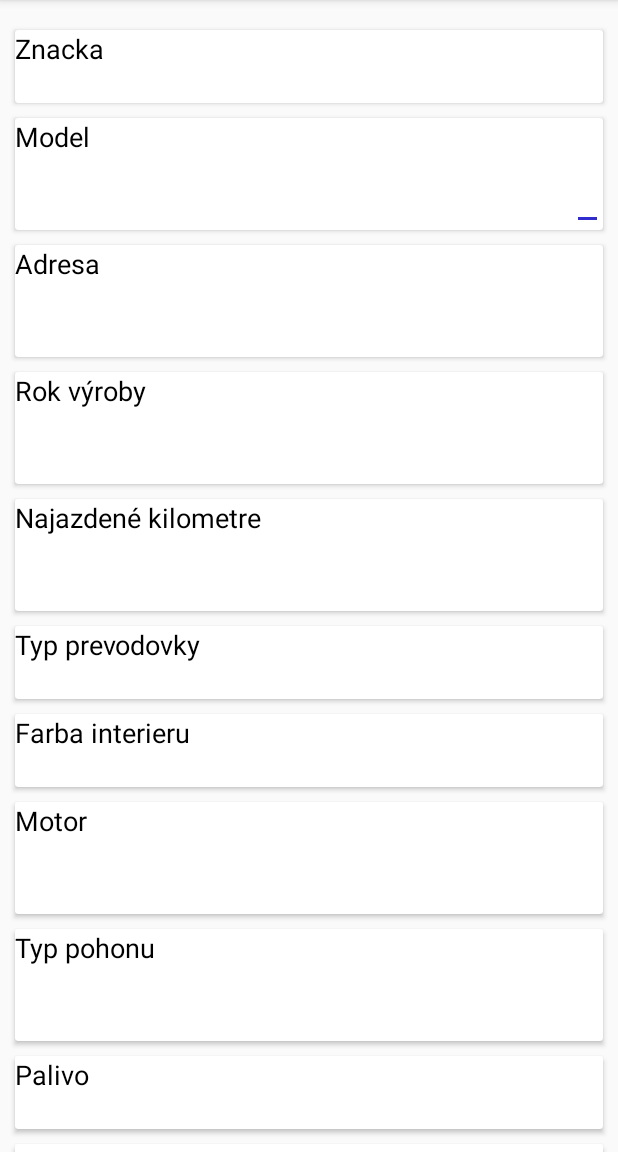
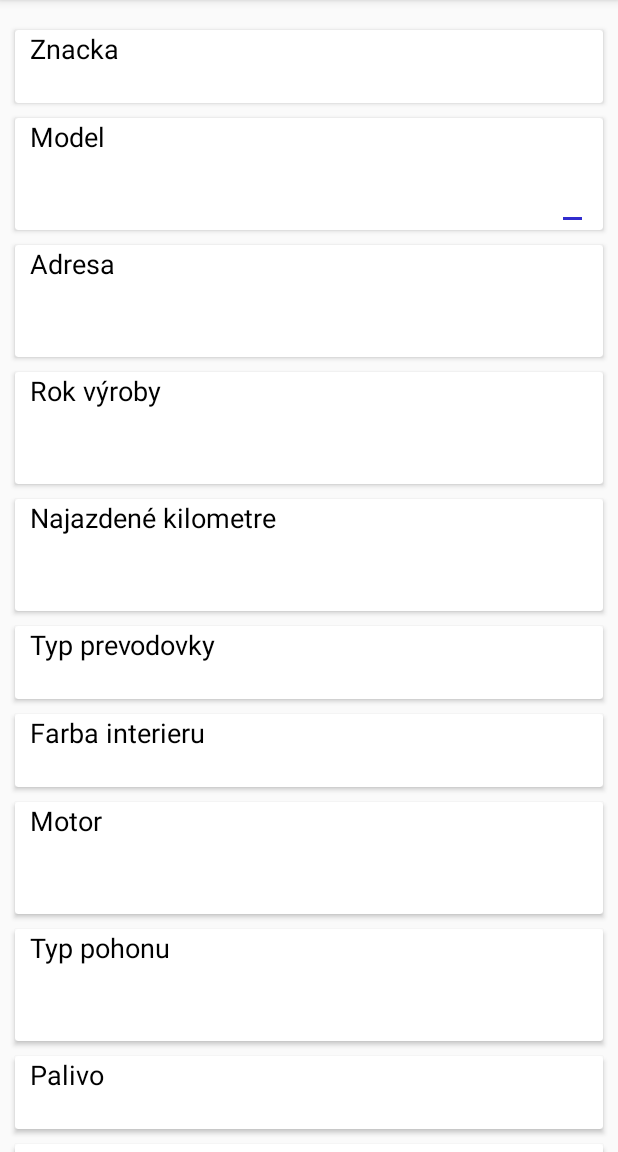
Before and after one commit to bardzo12/MTAA_TM_Cars, an Android app: the EditScreenActivity screen opened directly, with no data from a screen before it, on a phone screen of 412 x 824 dp, the part 84-1236 px from its top. Run offline under Robolectric (Android 15) with nearby library versions, the light colour scheme and no system bars; libraries missing offline, so code that uses them is left out: com.weiwangcn.betterspinner; plain views replace MaterialBetterSpinner; 23 statements that could not run were skipped.

Commit message:
vsetko jak ma byt

```diff
--- a/app/src/main/java/fiit/baranek/tomas/mtaa/Activities/EditScreenActivity.java
+++ b/app/src/main/java/fiit/baranek/tomas/mtaa/Activities/EditScreenActivity.java
@@ -93,7 +93,7 @@ public class EditScreenActivity extends AppCompatActivity implements AsyncRespon
 
 
         ArrayAdapter<String> arrayAdapter1 = new ArrayAdapter<String>(this,
-                android.R.layout.simple_dropdown_item_1line, SPINNERLIST1);
+                R.layout.spinner_item, SPINNERLIST1);
         brand = (MaterialBetterSpinner)
                 findViewById(R.id.spinner_brand_edit_screen);
         brand.setText(SPINNERLIST1[bundle.getInt("brand")]);
@@ -114,14 +114,14 @@ public class EditScreenActivity extends AppCompatActivity implements AsyncRespon
 
 
         ArrayAdapter<String> arrayAdapter2 = new ArrayAdapter<String>(this,
-                android.R.layout.simple_dropdown_item_1line, SPINNERLIST2);
+                R.layout.spinner_item, SPINNERLIST2);
         transsmition = (MaterialBetterSpinner)
                 findViewById(R.id.spinner_transmission_edit_screen);
         transsmition.setText(SPINNERLIST2[bundle.getInt("transmission")]);
         transsmition.setAdapter(arrayAdapter2);
 
         ArrayAdapter<String> arrayAdapter4 = new ArrayAdapter<String>(this,
-                android.R.layout.simple_dropdown_item_1line, SPINNERLIST4);
+                R.layout.spinner_item, SPINNERLIST4);
         color = (MaterialBetterSpinner)
                 findViewById(R.id.spinner_color_edit_screen);
         color.setText(bundle.getString("color"));
@@ -137,7 +137,7 @@ public class EditScreenActivity extends AppCompatActivity implements AsyncRespon
 
 
         ArrayAdapter<String> arrayAdapter3 = new ArrayAdapter<String>(this,
-                android.R.layout.simple_dropdown_item_1line, SPINNERLIST3);
+                R.layout.spinner_item, SPINNERLIST3);
         fuel = (MaterialBetterSpinner)
                 findViewById(R.id.spinner_fuel_edit_screen);
         fuel.setText(SPINNERLIST3[bundle.getInt("fuel")]);
--- a/app/src/main/java/fiit/baranek/tomas/mtaa/Activities/ShowAllCarsActivity.java
+++ b/app/src/main/java/fiit/baranek/tomas/mtaa/Activities/ShowAllCarsActivity.java
@@ -185,9 +185,6 @@ public class ShowAllCarsActivity extends ListActivity implements AsyncResponse {
                 getAllCars();
 
             }
-        }else if(responseParameters.getResponseCode() == 204){
-
-            Toast.makeText(ShowAllCarsActivity.this, "DATABASE IS EMPTY!", Toast.LENGTH_SHORT).show();
 
         }else if(responseParameters.getResponseCode() == 400){
 
@@ -196,6 +193,9 @@ public class ShowAllCarsActivity extends ListActivity implements AsyncResponse {
         }else if(responseParameters.getResponseCode() == 404){
 
             Toast.makeText(ShowAllCarsActivity.this, "ENTRY NOT FOUND!", Toast.LENGTH_SHORT).show();
+        }else if(500<=responseParameters.getResponseCode() && responseParameters.getResponseCode()<=510){
+
+            Toast.makeText(ShowAllCarsActivity.this, "Chyba serverovej časti aplikácie, dáta nie sú dostupné!", Toast.LENGTH_SHORT).show();
         }
 
     }
--- a/app/src/main/java/fiit/baranek/tomas/mtaa/MyAsyncTask.java
+++ b/app/src/main/java/fiit/baranek/tomas/mtaa/MyAsyncTask.java
@@ -38,7 +38,7 @@ public class MyAsyncTask extends AsyncTask<RequestParameters, Integer, ResponseP
     public MyAsyncTask(Activity activity){
         this.activity = activity;
         this.context = activity;
-        this.dialog = new ProgressDialog(activity);
+        this.dialog = new ProgressDialog(activity, R.style.AlertDialogCustom);
         this.dialog.setTitle("Loading");
         this.dialog.setMessage("Loading data from database ...");
         if(!this.dialog.isShowing()){
--- a/app/src/main/res/layout/activity_edit_screen.xml
+++ b/app/src/main/res/layout/activity_edit_screen.xml
@@ -59,6 +59,7 @@
                         android:layout_height="wrap_content"
                         android:textAppearance="?android:attr/textAppearanceMedium"
                         android:text="Znacka"
+                        android:layout_marginLeft="10dp"
                         android:id="@+id/textViewBrand"
                         android:textColor="#000000" />
 
@@ -69,6 +70,7 @@
                         android:layout_width="match_parent"
                         android:layout_height="wrap_content"
                         android:textAlignment="viewEnd"
+
                         android:textColor="@color/black"
                         android:textSize="22dp"
                         app:met_primaryColor="?colorAccent"
@@ -98,6 +100,7 @@
                         android:layout_height="wrap_content"
                         android:textAppearance="?android:attr/textAppearanceMedium"
                         android:text="Model"
+                        android:layout_marginLeft="10dp"
                         android:id="@+id/textViewModel"
                         android:textColor="#000000" />
 
@@ -105,6 +108,7 @@
                         android:layout_width="wrap_content"
                         android:layout_height="wrap_content"
                         android:textAppearance="?android:attr/textAppearanceSmall"
+                        android:layout_marginRight="10dp"
                         android:text=""
                         android:textSize="22dp"
                         android:textColor="@color/black"
@@ -132,6 +136,7 @@
                         android:layout_width="wrap_content"
                         android:layout_height="wrap_content"
                         android:textAppearance="?android:attr/textAppearanceMedium"
+                        android:layout_marginLeft="10dp"
                         android:text="Adresa"
                         android:id="@+id/textViewAddress"
                         android:textColor="#000000" />
@@ -140,6 +145,7 @@
                         android:layout_width="wrap_content"
                         android:layout_height="wrap_content"
                         android:textAppearance="?android:attr/textAppearanceSmall"
+                        android:layout_marginRight="10dp"
                         android:text=""
                         android:textSize="22dp"
                         android:textColor="@color/black"
@@ -165,6 +171,7 @@
                         android:layout_width="wrap_content"
                         android:layout_height="wrap_content"
                         android:textAppearance="?android:attr/textAppearanceMedium"
+                        android:layout_marginLeft="10dp"
                         android:text="Rok výroby"
                         android:id="@+id/textViewYearOfProduction"
                         android:textColor="#000000" />
@@ -173,6 +180,7 @@
                         android:layout_width="wrap_content"
                         android:layout_height="wrap_content"
                         android:textAppearance="?android:attr/textAppearanceSmall"
+                        android:layout_marginRight="10dp"
                         android:text=""
                         android:textSize="22dp"
                         android:inputType="number"
@@ -198,6 +206,7 @@
                     android:layout_width="wrap_content"
                     android:layout_height="wrap_content"
                     android:textAppearance="?android:attr/textAppearanceMedium"
+                    android:layout_marginLeft="10dp"
                     android:text="Najazdené kilometre"
                     android:id="@+id/textViewMieAge"
                     android:textColor="#000000" />
@@ -206,6 +215,7 @@
                     android:layout_width="wrap_content"
                     android:layout_height="wrap_content"
                     android:textAppearance="?android:attr/textAppearanceSmall"
+                    android:layout_marginRight="10dp"
                     android:text=""
                     android:textSize="22dp"
                     android:inputType="number"
@@ -232,6 +242,7 @@
                         android:layout_width="wrap_content"
                         android:layout_height="wrap_content"
                         android:textAppearance="?android:attr/textAppearanceMedium"
+                        android:layout_marginLeft="10dp"
                         android:text="Typ prevodovky"
                         android:id="@+id/textViewTransmission"
                         android:textColor="#000000" />
@@ -241,6 +252,7 @@
                         android:layout_width="match_parent"
                         android:layout_height="wrap_content"
                         android:textAlignment="viewEnd"
+
                         android:textSize="22dp"
                         android:textColor="@color/black"
                         app:met_primaryColor="?colorAccent"
@@ -265,6 +277,7 @@
                         android:layout_width="wrap_content"
                         android:layout_height="wrap_content"
                         android:textAppearance="?android:attr/textAppearanceMedium"
+                        android:layout_marginLeft="10dp"
                         android:text="Farba interieru"
                         android:id="@+id/textViewColor"
                         android:textColor="#000000" />
@@ -273,6 +286,7 @@
                         android:id="@+id/spinner_color_edit_screen"
                         android:layout_width="match_parent"
                         android:layout_height="wrap_content"
+
                         android:textAlignment="viewEnd"
                         android:textColor="@color/black"
                         android:textSize="22dp"
@@ -297,6 +311,7 @@
                     android:layout_width="wrap_content"
                     android:layout_height="wrap_content"
                     android:textAppearance="?android:attr/textAppearanceMedium"
+                    android:layout_marginLeft="10dp"
                     android:text="Motor"
                     android:id="@+id/textViewEngine"
                     android:textColor="#000000" />
@@ -305,6 +320,7 @@
                     android:layout_width="wrap_content"
                     android:layout_height="wrap_content"
                     android:textAppearance="?android:attr/textAppearanceSmall"
+                    android:layout_marginRight="10dp"
                     android:text=""
                     android:textSize="22dp"
                     android:textColor="@color/black"
@@ -329,6 +345,7 @@
                     android:layout_width="wrap_content"
                     android:layout_height="wrap_content"
                     android:textAppearance="?android:attr/textAppearanceMedium"
+                    android:layout_marginLeft="10dp"
                     android:text="Typ pohonu"
                     android:id="@+id/textViewDriveType"
                     android:textColor="#000000" />
@@ -337,6 +354,7 @@
                     android:layout_width="wrap_content"
                     android:layout_height="wrap_content"
                     android:textAppearance="?android:attr/textAppearanceSmall"
+                    android:layout_marginRight="10dp"
                     android:text=""
                     android:textSize="22dp"
                     android:textColor="@color/black"
@@ -363,6 +381,7 @@
                         android:layout_width="wrap_content"
                         android:layout_height="wrap_content"
                         android:textAppearance="?android:attr/textAppearanceMedium"
+                        android:layout_marginLeft="10dp"
                         android:text="Palivo"
                         android:id="@+id/textViewFuel"
                         android:textColor="#000000" />
@@ -371,6 +390,7 @@
                         android:id="@+id/spinner_fuel_edit_screen"
                         android:layout_width="match_parent"
                         android:layout_height="wrap_content"
+
                         android:textAlignment="viewEnd"
                         android:textSize="22dp"
                         android:textColor="@color/black"
@@ -397,6 +417,7 @@
                         android:layout_width="wrap_content"
                         android:layout_height="wrap_content"
                         android:textAppearance="?android:attr/textAppearanceMedium"
+                        android:layout_marginLeft="10dp"
                         android:text="Telefón"
                         android:id="@+id/textViewPhone"
                         android:textColor="#000000" />
@@ -405,6 +426,7 @@
                         android:layout_width="wrap_content"
                         android:layout_height="wrap_content"
                         android:textAppearance="?android:attr/textAppearanceSmall"
+                        android:layout_marginRight="10dp"
                         android:text=""
                         android:inputType="phone"
                         android:textSize="22dp"
@@ -432,6 +454,7 @@
                     android:layout_width="wrap_content"
                     android:layout_height="wrap_content"
                     android:textAppearance="?android:attr/textAppearanceMedium"
+                    android:layout_marginLeft="10dp"
                     android:text="Cena"
                     android:id="@+id/textViewPrice"
                     android:textColor="#000000" />
@@ -440,6 +463,7 @@
                     android:layout_width="wrap_content"
                     android:layout_height="wrap_content"
                     android:textAppearance="?android:attr/textAppearanceSmall"
+                    android:layout_marginRight="10dp"
                     android:text=""
                     android:textSize="22dp"
                     android:inputType="number"
@@ -471,6 +495,7 @@
                         android:layout_width="wrap_content"
                         android:layout_height="wrap_content"
                         android:textAppearance="?android:attr/textAppearanceMedium"
+                        android:layout_marginLeft="10dp"
                         android:text="Fotka"
                         android:id="@+id/textViewPhoto"
                         android:textColor="#000000" />
@@ -482,6 +507,7 @@
                         android:text=""
                         android:textSize="14dp"
                         android:textColor="@color/black"
+                        android:layout_marginRight="10dp"
                         android:id="@+id/textViewPhotoValue_edit_screen"
                         android:layout_gravity="right"
                         />
--- a/app/src/main/res/values/styles.xml
+++ b/app/src/main/res/values/styles.xml
@@ -21,7 +21,7 @@
         <item name="android:textColorPrimary">@color/white</item>
         <item name="colorControlNormal">@color/white</item>
     </style>
-    <style name="AppTheme.PopupOverlay" parent="ThemeOverlay.AppCompat.Light" />
+    <style name="AppTheme.PopupOverlay" parent="ThemeOverlay.AppCompat.Dark" />
 
     <style name="AlertDialogCustom" parent="android:Theme.Material.Light.Dialog.Alert">
         <item name="android:colorPrimary">#0AAEEF</item>
```
Also changed, not shown: app/src/main/java/fiit/baranek/tomas/mtaa/Activities/DetailScreenActivity.java (+11 -3 lines), app/src/main/res/layout/spinner_item.xml (added, +12 -0 lines).
